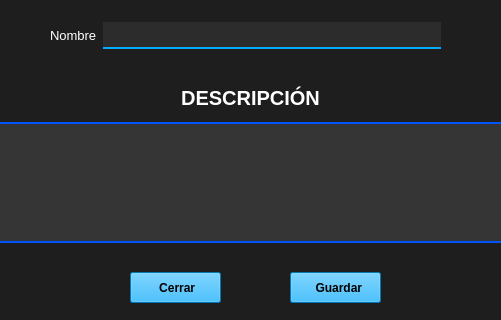
First picture: the form in vistas/agregarCiudades.ui, repository SergioR29/AdminTurismo, before the edit; both pictures show x 170 to 671 and y 328 to 648 of the 836 by 648 pixel window.
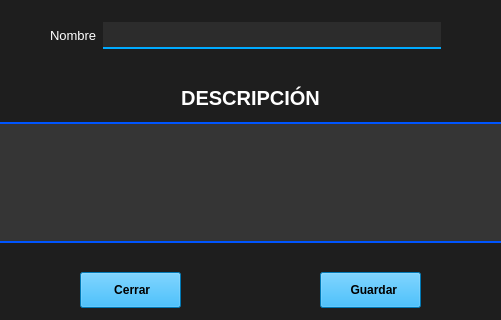
Second picture: the form after the edit. Icons and pictures are not drawn.

```diff
--- a/vistas/agregarCiudades.ui
+++ b/vistas/agregarCiudades.ui
@@ -179,10 +179,10 @@
   <widget class="QPushButton" name="guardarCiudad">
    <property name="geometry">
     <rect>
-     <x>460</x>
+     <x>490</x>
      <y>600</y>
-     <width>91</width>
-     <height>31</height>
+     <width>101</width>
+     <height>36</height>
     </rect>
    </property>
    <property name="font">
@@ -205,10 +205,10 @@
   <widget class="QPushButton" name="cerrar">
    <property name="geometry">
     <rect>
-     <x>300</x>
+     <x>250</x>
      <y>600</y>
-     <width>91</width>
-     <height>31</height>
+     <width>101</width>
+     <height>36</height>
     </rect>
    </property>
    <property name="font">
```
Left out of the diff: 6 changed lines with no effect on the pictures.
